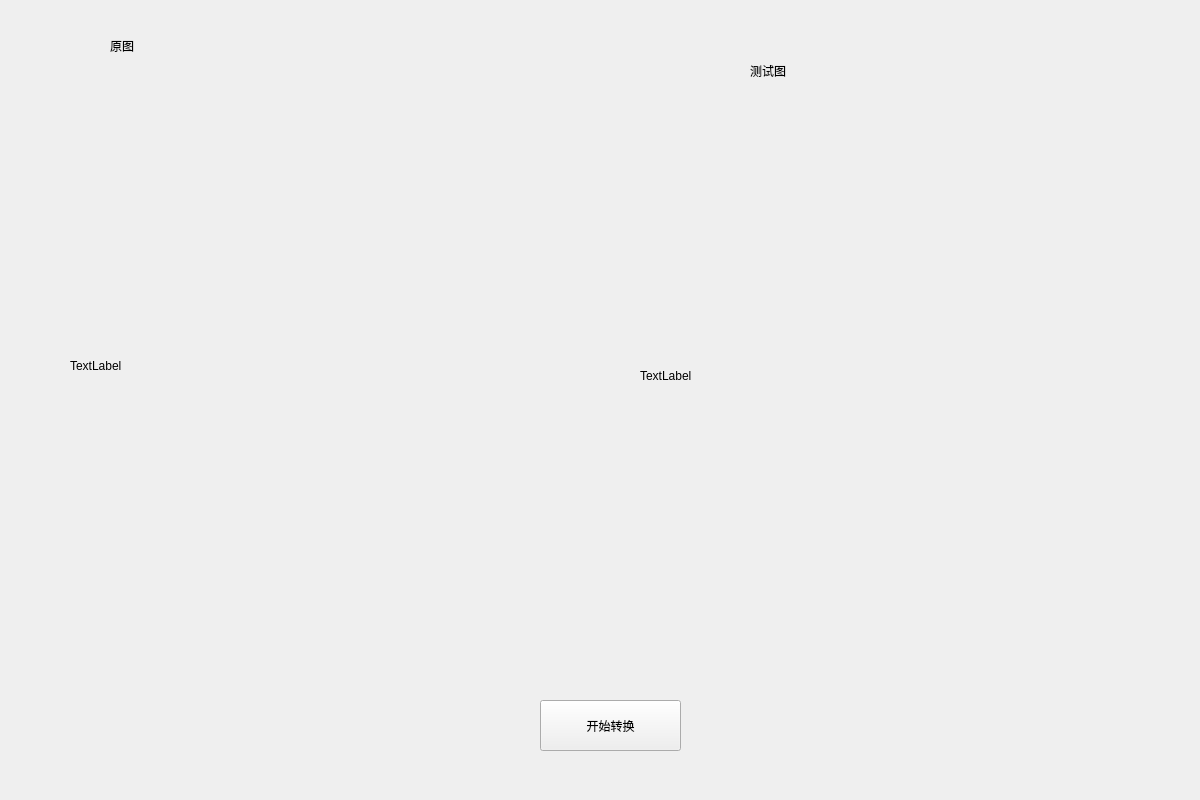
Old version of the form UI/ui_py/ui/try.ui in the repository ZYboshi/srtp_GUI.
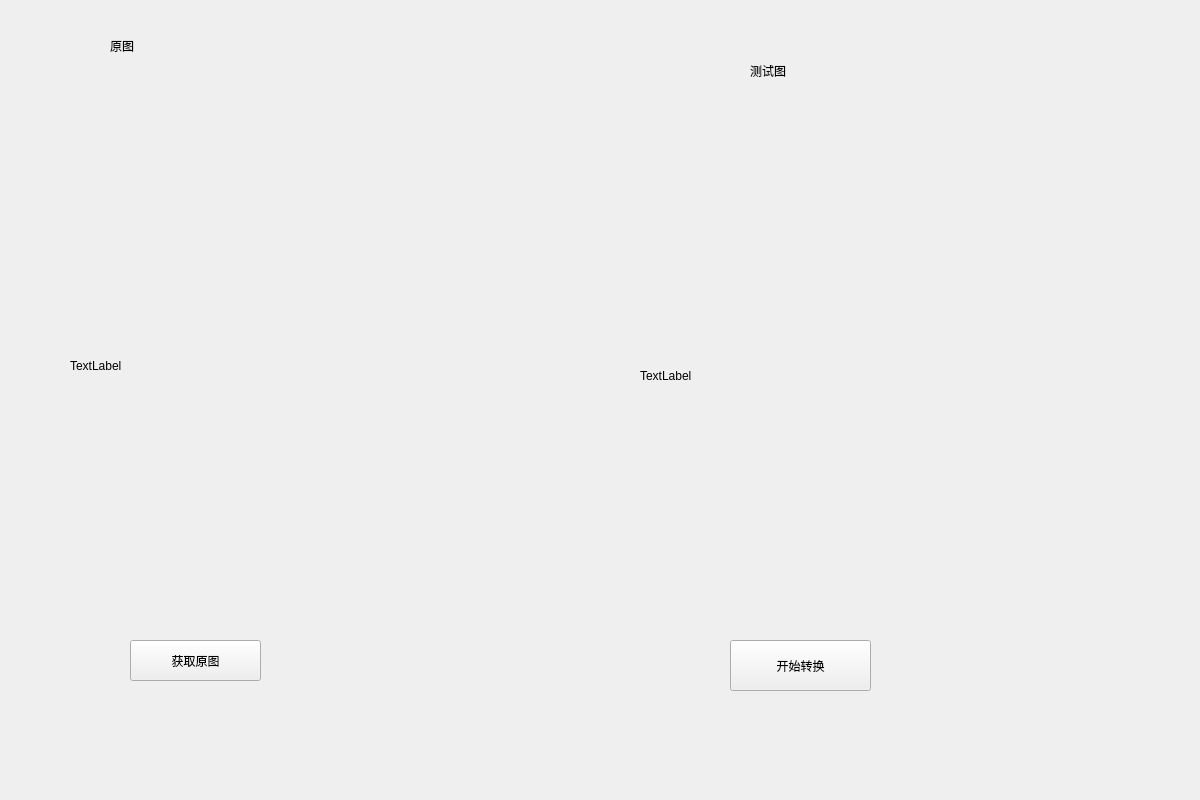
New version of the form.

```diff
--- a/UI/ui_py/ui/try.ui
+++ b/UI/ui_py/ui/try.ui
@@ -74,8 +74,8 @@
   <widget class="QPushButton" name="button">
    <property name="geometry">
     <rect>
-     <x>540</x>
-     <y>700</y>
+     <x>730</x>
+     <y>640</y>
      <width>141</width>
      <height>51</height>
     </rect>
@@ -84,6 +84,19 @@
     <string>开始转换</string>
    </property>
   </widget>
+  <widget class="QPushButton" name="button1">
+   <property name="geometry">
+    <rect>
+     <x>130</x>
+     <y>640</y>
+     <width>131</width>
+     <height>41</height>
+    </rect>
+   </property>
+   <property name="text">
+    <string>获取原图</string>
+   </property>
+  </widget>
  </widget>
  <resources/>
  <connections/>
```
